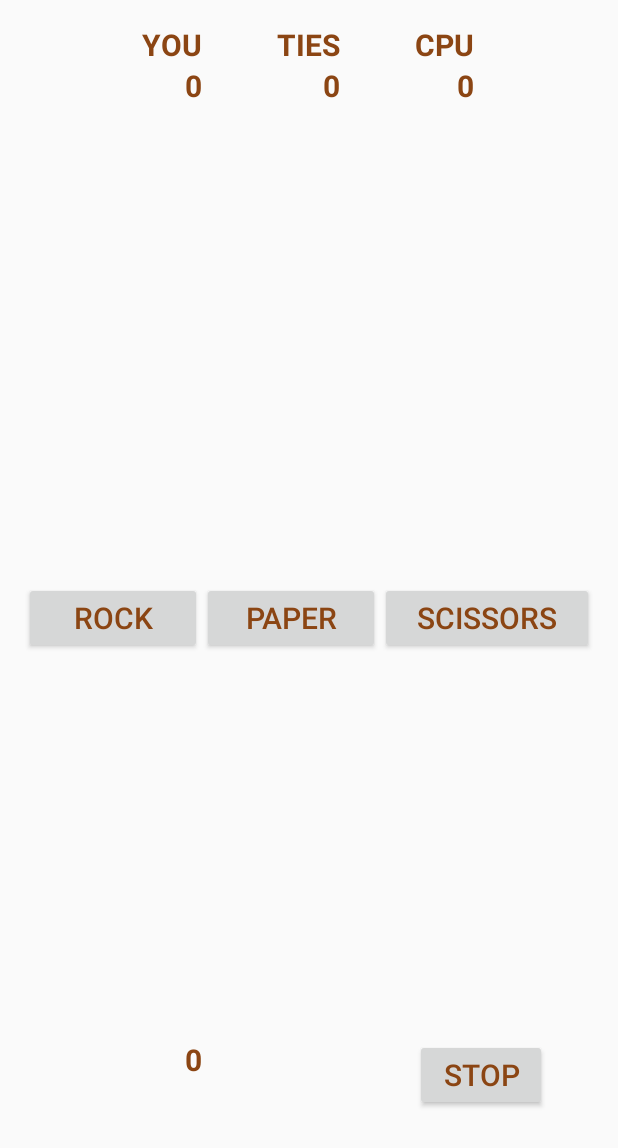
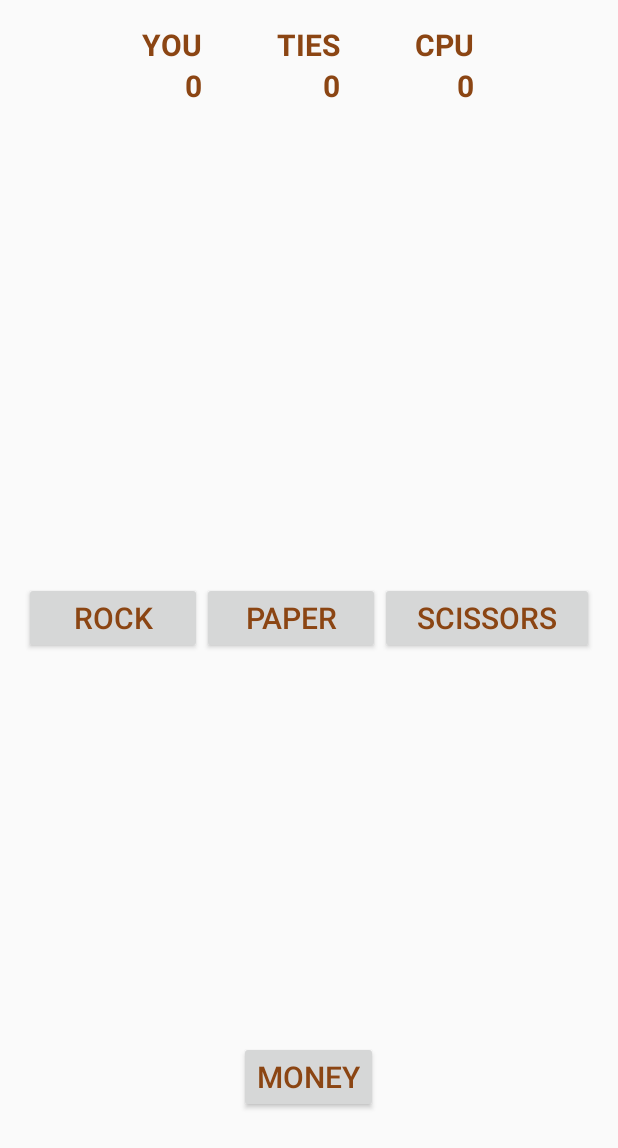
Before and after one commit to gunhee8178/digimonchin9dle, an Android app: the layout activity_gamble.xml on its own in the app's theme, with its tools: preview values and no code run, on a phone screen of 412 x 824 dp. Shown: the top 1148 px of the screen. Run offline under Robolectric (Android 15) with nearby library versions, the phone set to English and light mode, and no system bars.

Commit message:
show your pocket state

```diff
--- a/RockPaperScissors/app/src/main/java/example/com/rockpaperscissors/gamble.java
+++ b/RockPaperScissors/app/src/main/java/example/com/rockpaperscissors/gamble.java
@@ -9,13 +9,14 @@ import android.os.Bundle;
 import android.view.View;
 import android.widget.Button;
 import android.widget.TextView;
+import android.widget.Toast;
 
 //import static example.com.rockpaperscissors.Money.money;
 
 public class gamble extends Activity {
 
         TextView humanDraw, cpuDraw, humanScore, ties, cpuScore, winner, txmoney;
-        Button rock, paper, scissors;
+        Button rock, paper, scissors, showMoney;
         int money = 500;
         int best = money;
 
@@ -27,6 +28,7 @@ public class gamble extends Activity {
             rock = (Button) findViewById(R.id.rock);
             paper = (Button) findViewById(R.id.paper);
             scissors = (Button) findViewById(R.id.scissors);
+            showMoney = (Button) findViewById(R.id.showMoney);
 
             humanDraw = (TextView) findViewById(R.id.humandraw);
             cpuDraw = (TextView) findViewById(R.id.cpudraw);
@@ -76,7 +78,18 @@ public class gamble extends Activity {
 
                 }
             });
+            showMoney.setOnClickListener(new View.OnClickListener() {
+                @Override
+                public void onClick(View v) {
+                Toast.makeText(getApplicationContext(), money+"원이 있습니다", Toast.LENGTH_LONG).show();
+
+                }
+            });
+
+
         }
+
+
 
         private void checkDrawWinner(String humanDraw, String cpuDraw) {
             if (humanDraw.equals(cpuDraw)) {
--- a/RockPaperScissors/app/src/main/res/layout/activity_gamble.xml
+++ b/RockPaperScissors/app/src/main/res/layout/activity_gamble.xml
@@ -134,29 +134,12 @@
             android:layout_centerHorizontal="true" />
     </RelativeLayout>
 
-
     <Button
-        android:text="STOP"
+        android:text="Money"
         android:layout_width="wrap_content"
         android:layout_height="wrap_content"
-        android:id="@+id/stop"
-        android:layout_marginBottom="67dp"
         android:layout_alignParentBottom="true"
-        android:layout_alignLeft="@+id/cputextview"
-        android:layout_alignStart="@+id/cputextview" />
-
-    <TextView
-        android:layout_width="wrap_content"
-        android:layout_height="wrap_content"
-        android:id="@+id/txmoney"
-        android:textStyle="bold"
-        android:textColor="@color/colorScoreboard"
-        android:freezesText="true"
-        android:layout_alignBottom="@+id/stop"
-        android:layout_alignRight="@+id/tiescount"
-        android:layout_alignEnd="@+id/tiescount"
-        android:layout_alignLeft="@+id/humanscore"
-        android:layout_alignStart="@+id/humanscore"
-        android:layout_alignTop="@+id/stop"
-        android:text= '0' />
-    </RelativeLayout>
+        android:layout_centerHorizontal="true"
+        android:layout_marginBottom="66dp"
+        android:id="@+id/showMoney" />
+</RelativeLayout>
```
Also changed, not shown: 3 other files.
